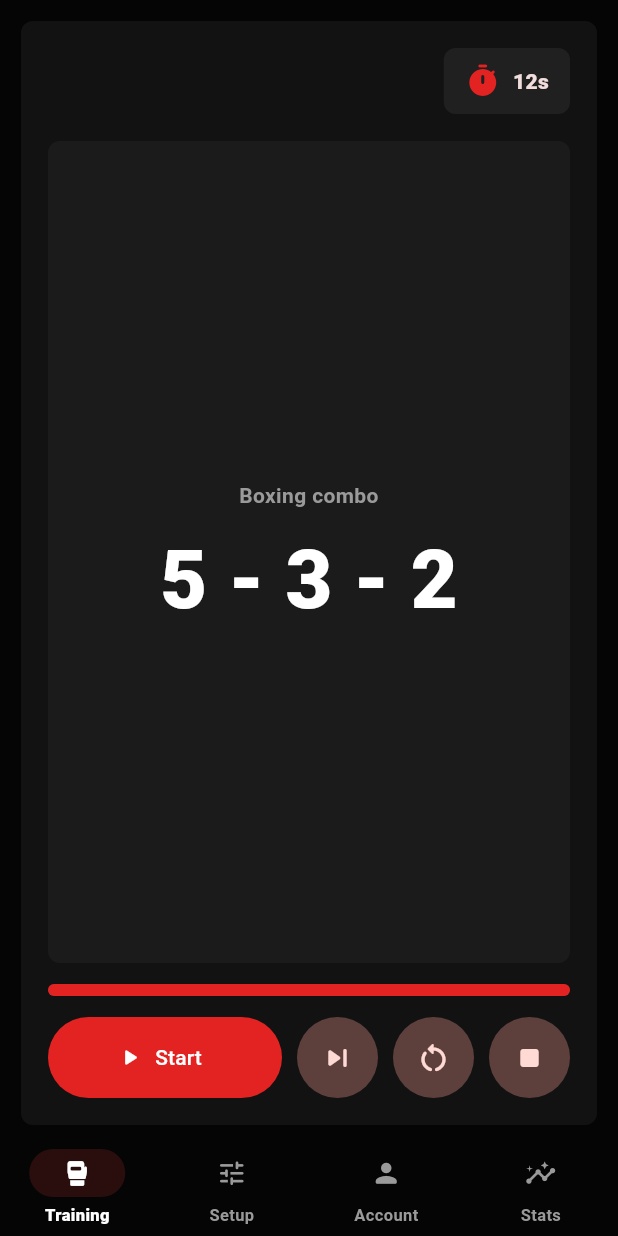
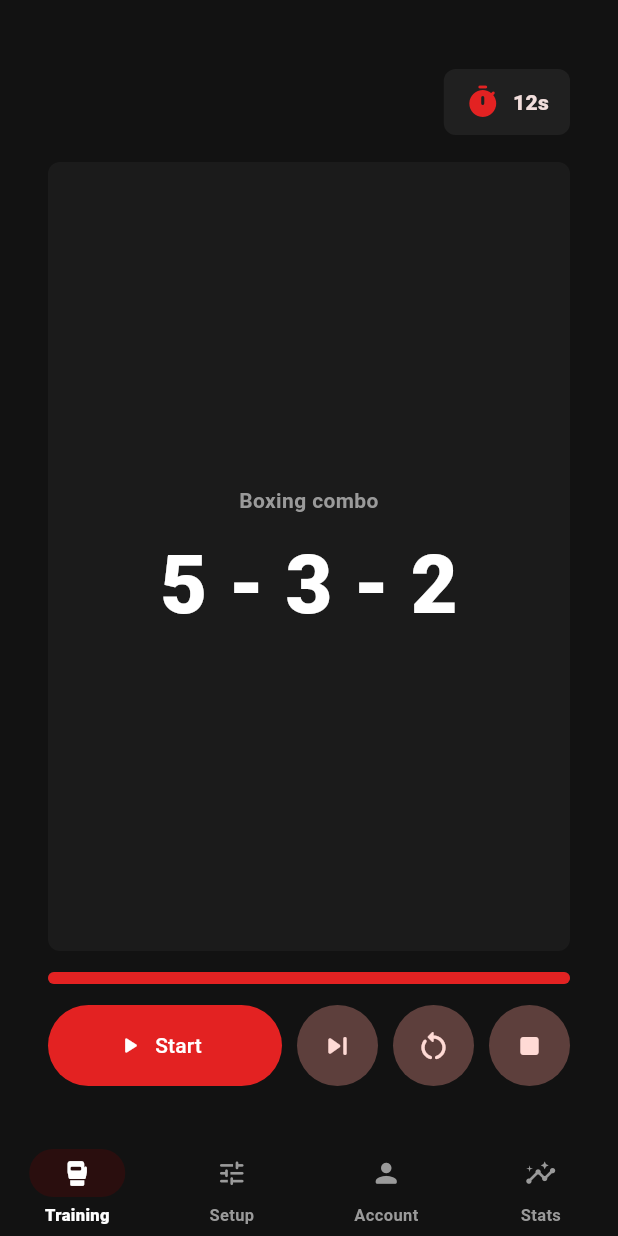
Before and after one commit to Luksaaa/Boxgen, a Flutter app: the screen it shows after launch, on a phone screen of 412 x 824 dp. Run offline on Flutter 3.47's test engine with Material 3 defaults, Android fonts, the phone set to English and light mode, and no system bars; our stand-ins replace flutter_tts, shared_preferences; Roboto replaces fonts that are missing (Arial).

Commit message:
Improve responsive layout and navigation bar styling

```diff
--- a/lib/app/boxgen_app.dart
+++ b/lib/app/boxgen_app.dart
@@ -31,7 +31,7 @@ class BoxgenApp extends StatelessWidget {
         navigationBarTheme: NavigationBarThemeData(
           height: 64,
           elevation: 0,
-          backgroundColor: AppColors.background,
+          backgroundColor: AppColors.surface,
           indicatorColor: AppColors.cardActive,
           iconTheme: WidgetStateProperty.resolveWith((states) {
             if (states.contains(WidgetState.selected)) {
--- a/lib/features/training/boxing_home_page.dart
+++ b/lib/features/training/boxing_home_page.dart
@@ -4,6 +4,7 @@ import 'package:flutter/material.dart';
 import 'package:flutter/services.dart';
 import 'package:flutter_tts/flutter_tts.dart';
 
+import '../../app/app_colors.dart';
 import '../../models/defense_cue_set.dart';
 import '../../models/generated_drill.dart';
 import '../../models/training_mode.dart';
@@ -23,7 +24,9 @@ class BoxingHomePage extends StatefulWidget {
   State<BoxingHomePage> createState() => _BoxingHomePageState();
 }
 
-const double _maxAppWidth = 460;
+const double _mobileBreakpoint = 600;
+const double _tabletBreakpoint = 1024;
+const double _maxContentWidth = 520;
 
 class _BoxingHomePageState extends State<BoxingHomePage> {
   final _generator = BoxingComboGenerator();
@@ -391,32 +394,78 @@ class _BoxingHomePageState extends State<BoxingHomePage> {
   @override
   Widget build(BuildContext context) {
     final pages = [
-      _buildTrainingPage(),
-      _buildSetupPage(),
-      _buildAccountPage(),
-      _buildStatsPage(),
+      _centeredPage(_buildTrainingPage()),
+      _centeredPage(_buildSetupPage()),
+      _centeredPage(_buildAccountPage()),
+      _centeredPage(_buildStatsPage()),
     ];
 
     return Scaffold(
+      backgroundColor: AppColors.surface,
       body: SafeArea(
-        child: Center(
-          child: ConstrainedBox(
-            constraints: const BoxConstraints(maxWidth: _maxAppWidth),
-            child: Padding(
-              padding: const EdgeInsets.fromLTRB(14, 14, 14, 10),
+        child: DecoratedBox(
+          decoration: const BoxDecoration(color: AppColors.surface),
+          child: LayoutBuilder(
+            builder: (context, constraints) {
+              final horizontalPadding = _horizontalPaddingFor(
+                constraints.maxWidth,
+              );
+
+              return Padding(
+                padding: EdgeInsets.fromLTRB(
+                  horizontalPadding,
+                  14,
+                  horizontalPadding,
+                  0,
+                ),
+                child: Column(
+                  children: [
+                    Expanded(
                       child: PageView(
                         controller: _pageController,
-                onPageChanged: (index) => setState(() => _selectedTab = index),
+                        onPageChanged: (index) =>
+                            setState(() => _selectedTab = index),
                         children: pages,
                       ),
                     ),
+                    const SizedBox(height: 8),
+                    _buildNavigationBar(),
+                  ],
+                ),
+              );
+            },
           ),
         ),
       ),
-      bottomNavigationBar: Center(
-        heightFactor: 1,
+    );
+  }
+
+  double _horizontalPaddingFor(double width) {
+    if (width < _mobileBreakpoint) {
+      return 0;
+    }
+    if (width < _tabletBreakpoint) {
+      return 24;
+    }
+    return 40;
+  }
+
+  Widget _centeredPage(Widget child) {
+    return Center(
       child: ConstrainedBox(
-          constraints: const BoxConstraints(maxWidth: _maxAppWidth),
+        constraints: const BoxConstraints(maxWidth: _maxContentWidth),
+        child: Padding(
+          padding: const EdgeInsets.fromLTRB(14, 14, 14, 10),
+          child: child,
+        ),
+      ),
+    );
+  }
+
+  Widget _buildNavigationBar() {
+    return Center(
+      child: ConstrainedBox(
+        constraints: const BoxConstraints(maxWidth: _maxContentWidth),
         child: NavigationBar(
           selectedIndex: _selectedTab,
           onDestinationSelected: _selectTab,
@@ -438,7 +487,6 @@ class _BoxingHomePageState extends State<BoxingHomePage> {
               label: 'Stats',
             ),
           ],
-          ),
         ),
       ),
     );
```
Lines whose indentation alone changed are shown as unchanged.
